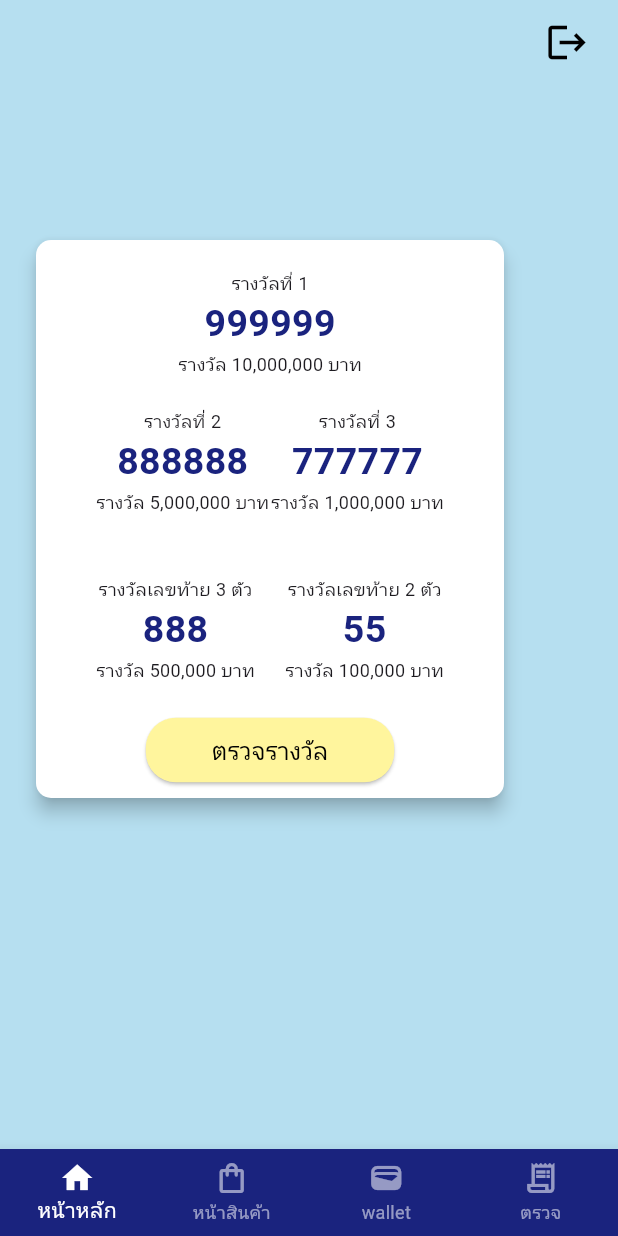
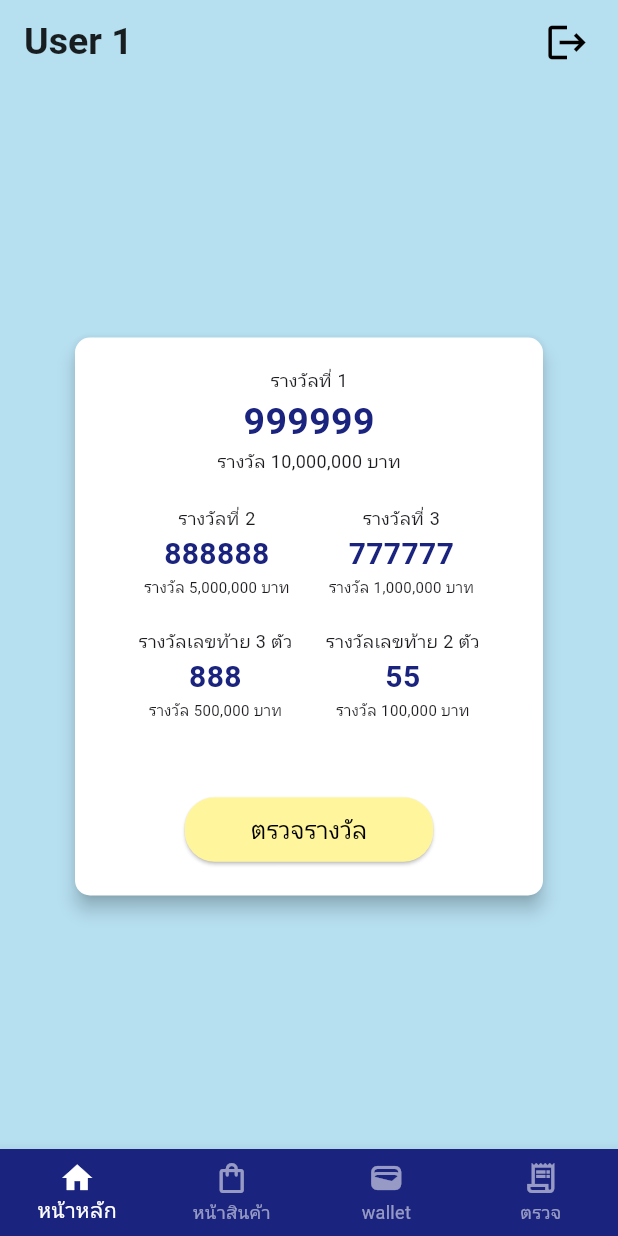
Before and after one commit to prim1112/Lotto_App, a Flutter app: the Homepage screen opened directly, on a phone screen of 412 x 824 dp. Run offline on Flutter 3.47's test engine with Material 3 defaults, Android fonts, the phone set to English and light mode, and no system bars.

Commit message:
แก้ไข Ui

```diff
--- a/lib/pages/customer/homepage.dart
+++ b/lib/pages/customer/homepage.dart
@@ -17,11 +17,17 @@ class _HomepageState extends State<Homepage> {
     return Scaffold(
       backgroundColor: const Color(0xFFB6DFF0),
       appBar: MyAppbar(),
-      body: SingleChildScrollView(
-        child: Column(
+      body: Column(
+        crossAxisAlignment: CrossAxisAlignment.start,
         children: [
-            Padding(
-              padding: const EdgeInsets.only(left: 20, top: 100),
+          // ชื่อผู้ใช้ที่มุมบนซ้าย
+
+          // ส่วนของการ์ด
+          Expanded(
+            child: Center(
+              child: SingleChildScrollView(
+                child: Padding(
+                  padding: const EdgeInsets.all(20.0),
                   child: SizedBox(
                     width: 320,
                     height: 380,
@@ -40,7 +46,10 @@ class _HomepageState extends State<Homepage> {
                             const Column(
                               crossAxisAlignment: CrossAxisAlignment.center,
                               children: [
-                            Text('รางวัลที่ 1', style: TextStyle(fontSize: 12)),
+                                Text(
+                                  'รางวัลที่ 1',
+                                  style: TextStyle(fontSize: 12),
+                                ),
                                 Text(
                                   '999999',
                                   style: TextStyle(
@@ -55,14 +64,10 @@ class _HomepageState extends State<Homepage> {
                                 ),
                               ],
                             ),
+                            const SizedBox(height: 20),
+                            // รางวัลที่ 2 และ 3
                             const Row(
-                          children: [
-                            Expanded(
-                              child: Padding(
-                                padding: EdgeInsets.all(20.0),
-                                child: Row(
-                                  mainAxisAlignment:
-                                      MainAxisAlignment.spaceBetween,
+                              mainAxisAlignment: MainAxisAlignment.spaceEvenly,
                               children: [
                                 Column(
                                   children: [
@@ -74,13 +79,13 @@ class _HomepageState extends State<Homepage> {
                                       '888888',
                                       style: TextStyle(
                                         color: Color(0xFF1A237E),
-                                            fontSize: 25,
+                                        fontSize: 20,
                                         fontWeight: FontWeight.bold,
                                       ),
                                     ),
                                     Text(
                                       'รางวัล 5,000,000 บาท',
-                                          style: TextStyle(fontSize: 12),
+                                      style: TextStyle(fontSize: 10),
                                     ),
                                   ],
                                 ),
@@ -94,30 +99,22 @@ class _HomepageState extends State<Homepage> {
                                       '777777',
                                       style: TextStyle(
                                         color: Color(0xFF1A237E),
-                                            fontSize: 25,
+                                        fontSize: 20,
                                         fontWeight: FontWeight.bold,
                                       ),
                                     ),
                                     Text(
                                       'รางวัล 1,000,000 บาท',
-                                          style: TextStyle(fontSize: 12),
+                                      style: TextStyle(fontSize: 10),
                                     ),
                                   ],
                                 ),
                               ],
                             ),
-                              ),
-                            ),
-                          ],
-                        ),
+                            const SizedBox(height: 20),
+                            // รางวัลเลขท้าย
                             const Row(
-                          children: [
-                            Expanded(
-                              child: Padding(
-                                padding: EdgeInsets.all(20.0),
-                                child: Row(
-                                  mainAxisAlignment:
-                                      MainAxisAlignment.spaceBetween,
+                              mainAxisAlignment: MainAxisAlignment.spaceEvenly,
                               children: [
                                 Column(
                                   children: [
@@ -129,13 +126,13 @@ class _HomepageState extends State<Homepage> {
                                       '888',
                                       style: TextStyle(
                                         color: Color(0xFF1A237E),
-                                            fontSize: 25,
+                                        fontSize: 20,
                                         fontWeight: FontWeight.bold,
                                       ),
                                     ),
                                     Text(
                                       'รางวัล 500,000 บาท',
-                                          style: TextStyle(fontSize: 12),
+                                      style: TextStyle(fontSize: 10),
                                     ),
                                   ],
                                 ),
@@ -149,19 +146,15 @@ class _HomepageState extends State<Homepage> {
                                       '55',
                                       style: TextStyle(
                                         color: Color(0xFF1A237E),
-                                            fontSize: 25,
+                                        fontSize: 20,
                                         fontWeight: FontWeight.bold,
                                       ),
                                     ),
                                     Text(
                                       'รางวัล 100,000 บาท',
-                                          style: TextStyle(fontSize: 12),
+                                      style: TextStyle(fontSize: 10),
                                     ),
                                   ],
-                                    ),
-                                  ],
-                                ),
-                              ),
                                 ),
                               ],
                             ),
@@ -203,8 +196,12 @@ class _HomepageState extends State<Homepage> {
                     ),
                   ),
                 ),
+              ),
+            ),
+          ),
+
+          // ชื่อผู้ใช้ที่มุมบนซ้าย (ใช้ Positioned)
         ],
-        ),
       ),
       bottomNavigationBar: widgetbar,
     );
--- a/lib/pages/customer/myappbar.dart
+++ b/lib/pages/customer/myappbar.dart
@@ -15,28 +15,31 @@ class MyAppbar extends StatelessWidget implements PreferredSizeWidget {
     return AppBar(
       backgroundColor: const Color(0xFFB6DFF0),
       automaticallyImplyLeading: false,
+      title: const Text(
+        'User 1',
+        style: TextStyle(
+          fontSize: 25,
+          fontWeight: FontWeight.bold,
+          color: Colors.black87,
+        ),
+      ),
       actions: [
-        Row(
-          mainAxisAlignment: MainAxisAlignment.start,
-          children: [
         Padding(
           padding: const EdgeInsets.fromLTRB(0, 0, 10, 0),
           child: IconButton(
             onPressed: () => logout(context),
             icon: const Icon(Icons.logout),
             iconSize: 30,
-                color: Colors.black, // หรือเปลี่ยนเป็นสีอื่นที่ต้องการ
+            color: Colors.black,
             tooltip: 'ออกจากระบบ',
           ),
-            ),
-          ],
         ),
       ],
     );
   }
 
   void logout(BuildContext context) {
-    Navigator.push(
+    Navigator.pushReplacement(
       context,
       MaterialPageRoute(builder: (context) => LoginPage()),
     );
```
Also changed, not shown: lib/pages/owner/owner_draw.dart (+22 -39 lines), lib/pages/owner/owner_randomm.dart (+38 -48 lines), lib/pages/owner/owner_reset.dart (+7 -1 lines). Lines whose indentation alone changed are shown as unchanged.
